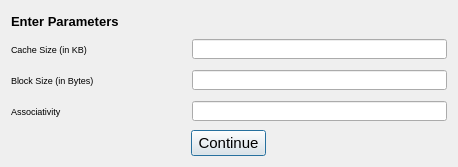
This is cacheconfig.ui in GithinGeorge2k1/CO_MIPS_SIMULATOR as Qt 5 draws it before an edit. The edited form follows.
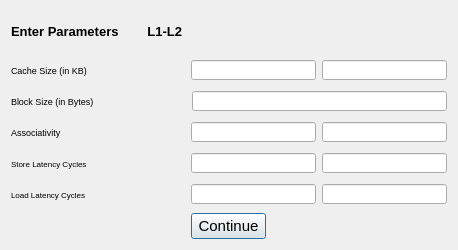
This is the edited form.

```diff
--- a/cacheconfig.ui
+++ b/cacheconfig.ui
@@ -7,7 +7,7 @@
     <x>0</x>
     <y>0</y>
     <width>458</width>
-    <height>167</height>
+    <height>250</height>
    </rect>
   </property>
   <property name="sizePolicy">
@@ -19,13 +19,13 @@
   <property name="minimumSize">
    <size>
     <width>458</width>
-    <height>167</height>
+    <height>250</height>
    </size>
   </property>
   <property name="maximumSize">
    <size>
     <width>458</width>
-    <height>167</height>
+    <height>250</height>
    </size>
   </property>
   <property name="windowTitle">
@@ -33,8 +33,6 @@
   </property>
   <layout class="QVBoxLayout" name="verticalLayout_2">
    <item>
-    <layout class="QVBoxLayout" name="verticalLayout">
-     <item>
       <widget class="QLabel" name="label_4">
        <property name="font">
         <font>
@@ -44,7 +42,7 @@
         </font>
        </property>
        <property name="text">
-        <string>Enter Parameters</string>
+      <string>Enter Parameters        L1-L2</string>
        </property>
       </widget>
      </item>
@@ -60,13 +58,13 @@
          </property>
          <property name="minimumSize">
           <size>
-           <width>175</width>
+         <width>178</width>
            <height>25</height>
           </size>
          </property>
          <property name="maximumSize">
           <size>
-           <width>175</width>
+         <width>178</width>
            <height>25</height>
           </size>
          </property>
@@ -90,13 +88,35 @@
          </property>
          <property name="minimumSize">
           <size>
-           <width>255</width>
+         <width>125</width>
            <height>20</height>
           </size>
          </property>
          <property name="maximumSize">
           <size>
-           <width>255</width>
+         <width>125</width>
+         <height>20</height>
+        </size>
+       </property>
+      </widget>
+     </item>
+     <item>
+      <widget class="QLineEdit" name="lineEdit_6">
+       <property name="sizePolicy">
+        <sizepolicy hsizetype="Fixed" vsizetype="Fixed">
+         <horstretch>0</horstretch>
+         <verstretch>0</verstretch>
+        </sizepolicy>
+       </property>
+       <property name="minimumSize">
+        <size>
+         <width>125</width>
+         <height>20</height>
+        </size>
+       </property>
+       <property name="maximumSize">
+        <size>
+         <width>125</width>
            <height>20</height>
           </size>
          </property>
@@ -172,13 +192,13 @@
          </property>
          <property name="minimumSize">
           <size>
-           <width>175</width>
+         <width>178</width>
            <height>25</height>
           </size>
          </property>
          <property name="maximumSize">
           <size>
-           <width>175</width>
+         <width>178</width>
            <height>25</height>
           </size>
          </property>
@@ -202,19 +222,195 @@
          </property>
          <property name="minimumSize">
           <size>
-           <width>255</width>
+         <width>125</width>
            <height>20</height>
           </size>
          </property>
          <property name="maximumSize">
           <size>
-           <width>255</width>
+         <width>125</width>
            <height>20</height>
           </size>
          </property>
         </widget>
        </item>
-      </layout>
+     <item>
+      <widget class="QLineEdit" name="lineEdit_7">
+       <property name="sizePolicy">
+        <sizepolicy hsizetype="Fixed" vsizetype="Fixed">
+         <horstretch>0</horstretch>
+         <verstretch>0</verstretch>
+        </sizepolicy>
+       </property>
+       <property name="minimumSize">
+        <size>
+         <width>125</width>
+         <height>20</height>
+        </size>
+       </property>
+       <property name="maximumSize">
+        <size>
+         <width>125</width>
+         <height>20</height>
+        </size>
+       </property>
+      </widget>
+     </item>
+    </layout>
+   </item>
+   <item>
+    <layout class="QHBoxLayout" name="horizontalLayout_4">
+     <item>
+      <widget class="QLabel" name="label_5">
+       <property name="sizePolicy">
+        <sizepolicy hsizetype="Fixed" vsizetype="Fixed">
+         <horstretch>0</horstretch>
+         <verstretch>0</verstretch>
+        </sizepolicy>
+       </property>
+       <property name="minimumSize">
+        <size>
+         <width>178</width>
+         <height>25</height>
+        </size>
+       </property>
+       <property name="maximumSize">
+        <size>
+         <width>178</width>
+         <height>25</height>
+        </size>
+       </property>
+       <property name="font">
+        <font>
+         <pointsize>6</pointsize>
+        </font>
+       </property>
+       <property name="text">
+        <string>Store Latency Cycles</string>
+       </property>
+      </widget>
+     </item>
+     <item>
+      <widget class="QLineEdit" name="lineEdit_4">
+       <property name="sizePolicy">
+        <sizepolicy hsizetype="Fixed" vsizetype="Fixed">
+         <horstretch>0</horstretch>
+         <verstretch>0</verstretch>
+        </sizepolicy>
+       </property>
+       <property name="minimumSize">
+        <size>
+         <width>125</width>
+         <height>20</height>
+        </size>
+       </property>
+       <property name="maximumSize">
+        <size>
+         <width>125</width>
+         <height>20</height>
+        </size>
+       </property>
+      </widget>
+     </item>
+     <item>
+      <widget class="QLineEdit" name="lineEdit_8">
+       <property name="sizePolicy">
+        <sizepolicy hsizetype="Fixed" vsizetype="Fixed">
+         <horstretch>0</horstretch>
+         <verstretch>0</verstretch>
+        </sizepolicy>
+       </property>
+       <property name="minimumSize">
+        <size>
+         <width>125</width>
+         <height>20</height>
+        </size>
+       </property>
+       <property name="maximumSize">
+        <size>
+         <width>125</width>
+         <height>20</height>
+        </size>
+       </property>
+      </widget>
+     </item>
+    </layout>
+   </item>
+   <item>
+    <layout class="QHBoxLayout" name="horizontalLayout_5">
+     <item>
+      <widget class="QLabel" name="label_6">
+       <property name="sizePolicy">
+        <sizepolicy hsizetype="Fixed" vsizetype="Fixed">
+         <horstretch>0</horstretch>
+         <verstretch>0</verstretch>
+        </sizepolicy>
+       </property>
+       <property name="minimumSize">
+        <size>
+         <width>178</width>
+         <height>25</height>
+        </size>
+       </property>
+       <property name="maximumSize">
+        <size>
+         <width>178</width>
+         <height>25</height>
+        </size>
+       </property>
+       <property name="font">
+        <font>
+         <pointsize>6</pointsize>
+        </font>
+       </property>
+       <property name="text">
+        <string>Load Latency Cycles</string>
+       </property>
+      </widget>
+     </item>
+     <item>
+      <widget class="QLineEdit" name="lineEdit_5">
+       <property name="sizePolicy">
+        <sizepolicy hsizetype="Fixed" vsizetype="Fixed">
+         <horstretch>0</horstretch>
+         <verstretch>0</verstretch>
+        </sizepolicy>
+       </property>
+       <property name="minimumSize">
+        <size>
+         <width>125</width>
+         <height>20</height>
+        </size>
+       </property>
+       <property name="maximumSize">
+        <size>
+         <width>125</width>
+         <height>20</height>
+        </size>
+       </property>
+      </widget>
+     </item>
+     <item>
+      <widget class="QLineEdit" name="lineEdit_9">
+       <property name="sizePolicy">
+        <sizepolicy hsizetype="Fixed" vsizetype="Fixed">
+         <horstretch>0</horstretch>
+         <verstretch>0</verstretch>
+        </sizepolicy>
+       </property>
+       <property name="minimumSize">
+        <size>
+         <width>125</width>
+         <height>20</height>
+        </size>
+       </property>
+       <property name="maximumSize">
+        <size>
+         <width>125</width>
+         <height>20</height>
+        </size>
+       </property>
+      </widget>
      </item>
     </layout>
    </item>
```
Left out of the diff: 2 changed lines with no effect on the pictures. Lines whose indentation alone changed are shown as unchanged.
